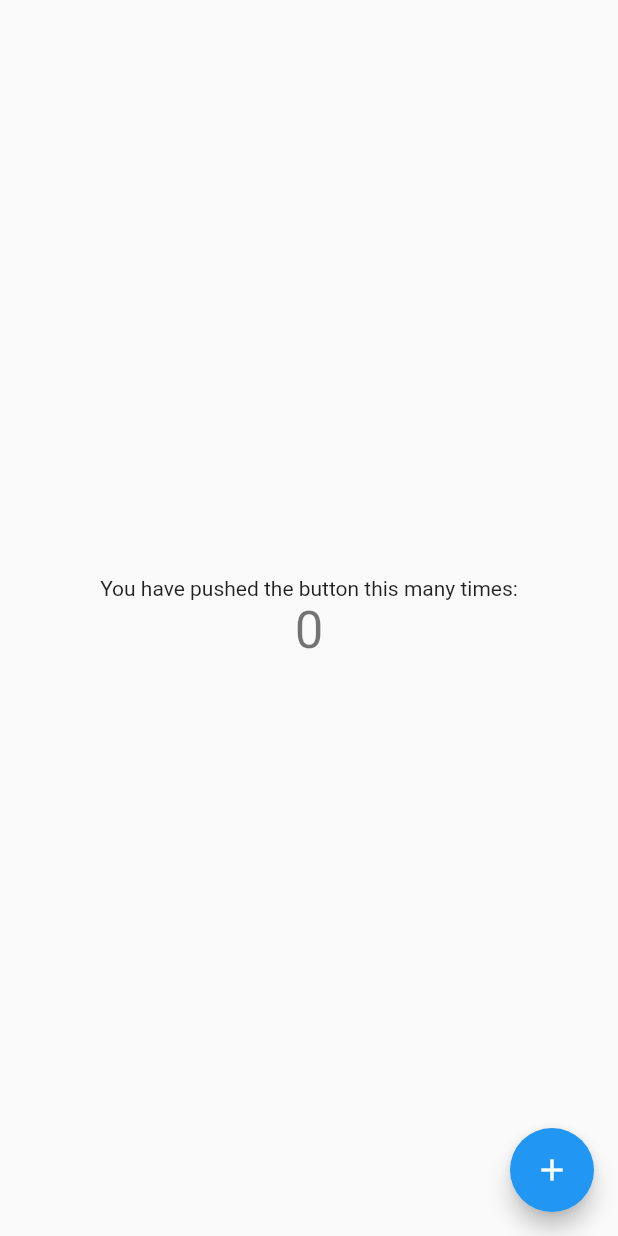
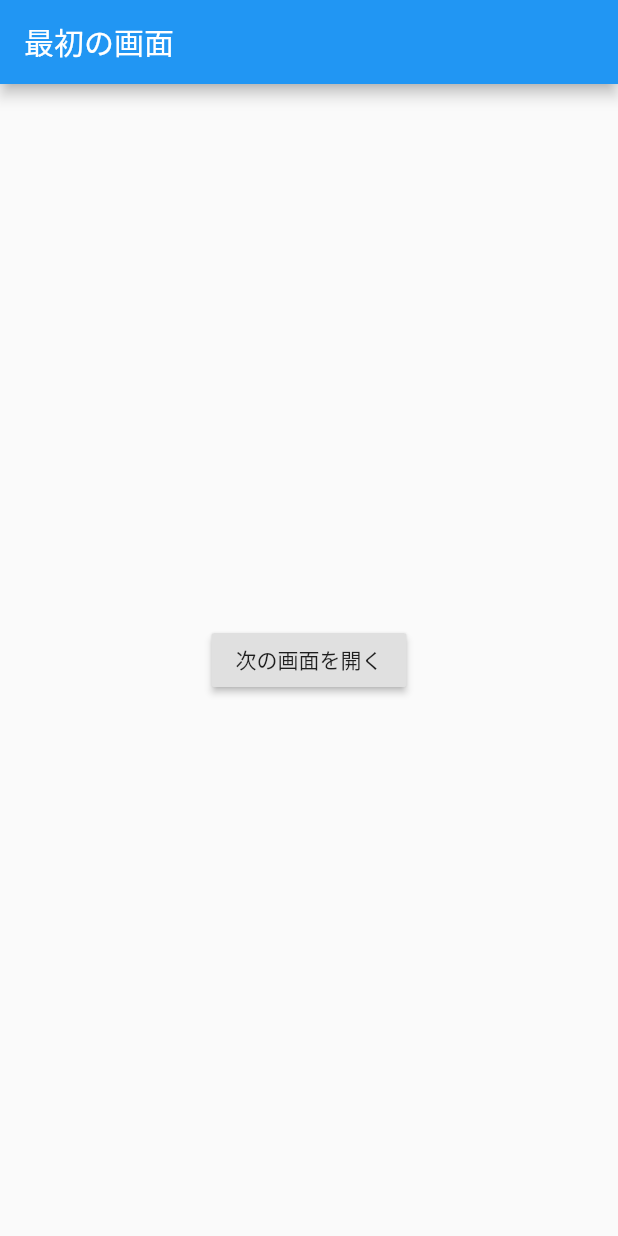
Before and after one commit to akatsuki174/FlutterPractice, a Flutter app: the screen it shows after launch, on a phone screen of 412 x 824 dp. Run offline on Flutter 3.47's test engine with Material 2 defaults, Android fonts, the phone set to English and light mode, and no system bars.

Commit message:
add navigator and first screen

```diff
--- a/first_app/lib/main.dart
+++ b/first_app/lib/main.dart
@@ -1,55 +1,28 @@
+import 'package:flutter/cupertino.dart';
 import 'package:flutter/material.dart';
-import 'package:flutter/rendering.dart';
 
-void main() => runApp(MyApp());
+import 'first_screen.dart';
 
-class MyApp extends StatefulWidget {
-  _MyAppState createState() => _MyAppState();
+void main() => runApp(MaterialApp(
+  title: 'Navigation',
+  home: FirstScreen(),
+));
 
-  Widget build(BuildContext context) => MaterialApp(
-        title: 'Flutter Demo',
-        theme: ThemeData(primarySwatch: Colors.blue),
-        home: Scaffold(
-          body: Center(
-            child: Text(
-              'Flutter Demo Home Page',
-              style: Theme.of(context).textTheme.headline4,
-            ),
+class FirstScreen extends StatelessWidget {
+  Widget build(BuildContext context) =>
+      Scaffold(
+        appBar: AppBar(
+          title: Text('最初の画面'),
+        ),
+        body: Center(
+          child: RaisedButton(
+            child: Text('次の画面を開く'),
+            onPressed: () {
+              Navigator.push(
+                context, MaterialPageRoute(builder: (context) => MyApp()),
+              );
+            },
           ),
         ),
       );
 }
-
-class _MyAppState extends State<MyApp> {
-  int _counter = 0;
-
-  Widget build(BuildContext context) => MaterialApp(
-        title: 'Flutter Demo',
-        theme: ThemeData(primarySwatch: Colors.blue),
-        home: Scaffold(
-          body: Center(
-            child: Column(
-              mainAxisAlignment: MainAxisAlignment.center,
-              children: <Widget>[
-                Text('You have pushed the button this many times:'),
-                Text(
-                  '$_counter',
-                  style: Theme.of(context).textTheme.headline4,
-                )
-              ],
-            ),
-          ),
-          floatingActionButton: FloatingActionButton(
-            onPressed: _incrementCounter,
-            tooltip: 'Increment',
-            child: Icon(Icons.add),
-          ),
-        ),
-      );
-
-  void _incrementCounter() {
-    setState(() {
-      _counter++;
-    });
-  }
-}
```
Also changed, not shown: first_app/lib/first_screen.dart (added, +53 -0 lines).
